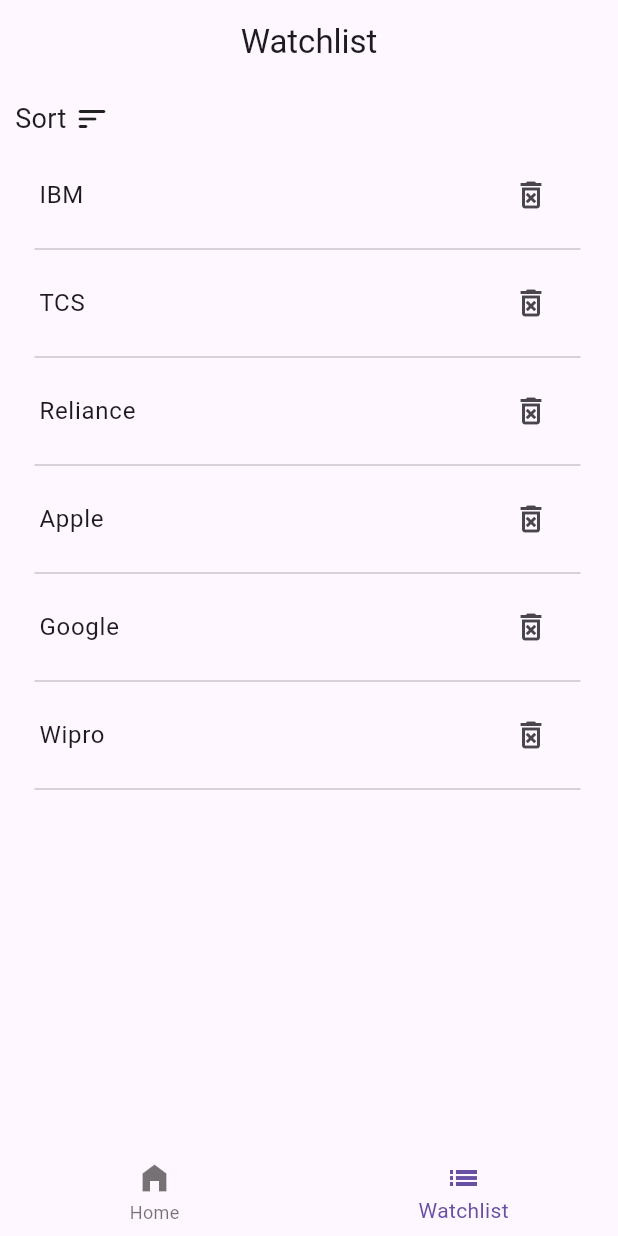
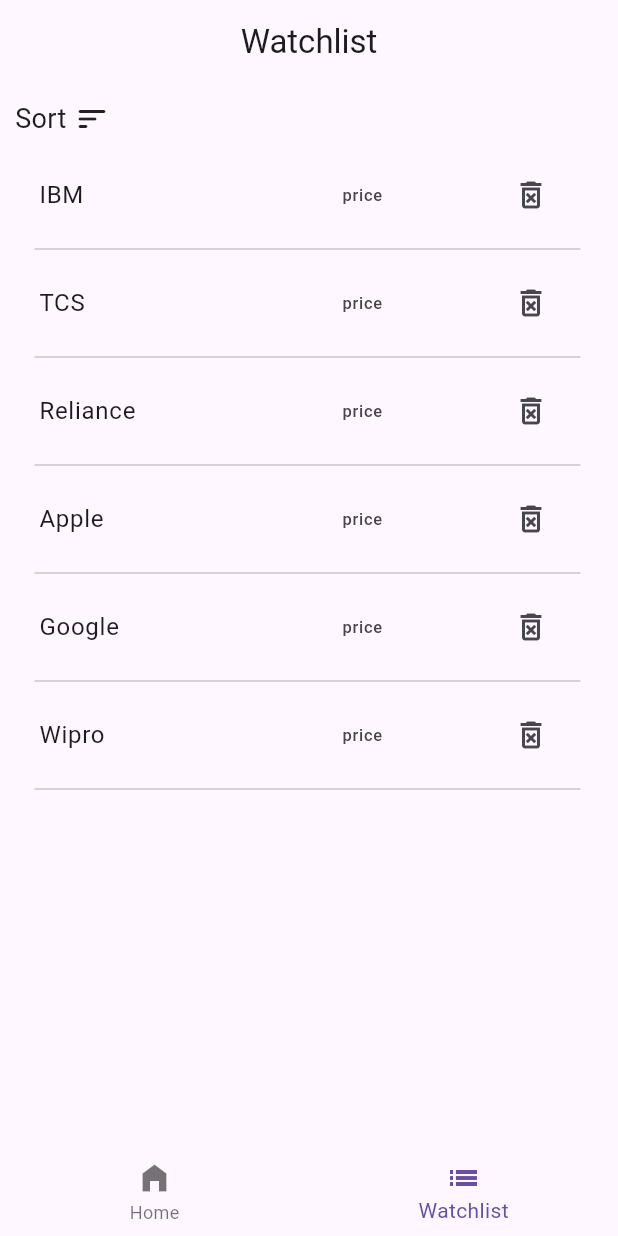
Before and after one commit to Thiruvikraman1998/Assignment_Stock_app, a Flutter app: the screen it shows after launch, item 2 of the bottom bar chosen, on a phone screen of 412 x 824 dp. Run offline on Flutter 3.47's test engine with Material 2 defaults, Android fonts, the phone set to English and light mode, and no system bars.

Commit message:
completed watchlist widget

```diff
--- a/stocks/lib/widgets/wishlist_tIle.dart
+++ b/stocks/lib/widgets/wishlist_tIle.dart
@@ -7,11 +7,19 @@ class WishListTile extends StatelessWidget {
   @override
   Widget build(BuildContext context) {
     return ListTile(
-      title: Text(compname),
-      trailing: IconButton(
-        onPressed: () {},
-        icon: const Icon(Icons.delete_forever_outlined),
-      ),
-    );
+        title: Text(compname),
+        trailing: SizedBox(
+          width: 150,
+          child: Row(
+            children: [
+              const Text('price'),
+              const Spacer(),
+              IconButton(
+                onPressed: () {},
+                icon: const Icon(Icons.delete_forever_outlined),
+              )
+            ],
+          ),
+        ));
   }
 }
```
